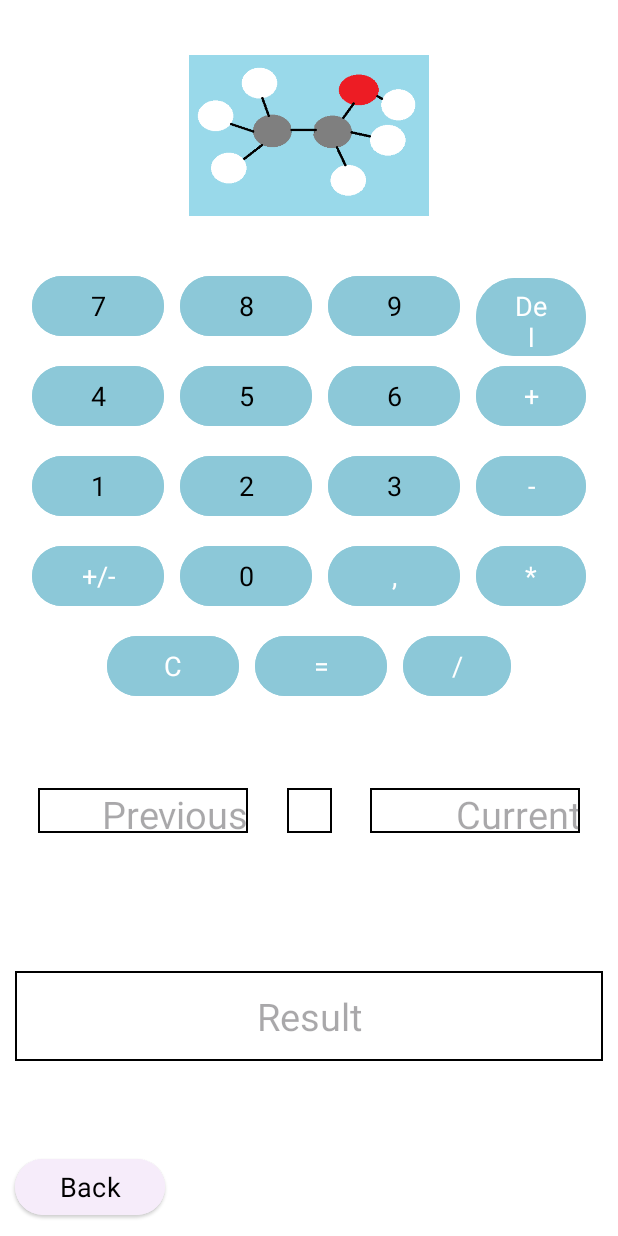
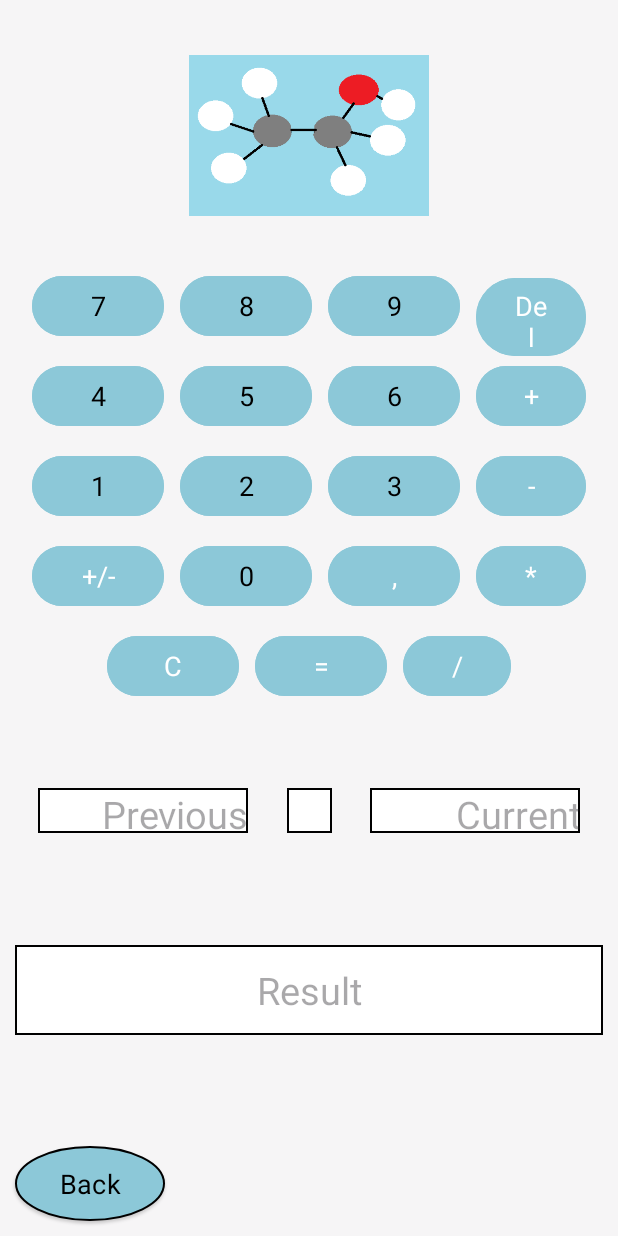
Before and after one commit to Lukaskeyn/ChemistryAssistant, an Android app: the NormalMode screen opened directly, with no data from a screen before it, on a phone screen of 412 x 824 dp. Run offline under Robolectric (Android 15) with nearby library versions, the phone set to English and light mode, and no system bars; Roboto replaces fonts that are not available here.

Commit message:
add night theme

```diff
--- /dev/null
+++ b/app/src/main/res/drawable/borderoval.xml
@@ -0,0 +1,5 @@
+<?xml version="1.0" encoding="utf-8"?>
+<shape xmlns:android="http://schemas.android.com/apk/res/android" android:shape="oval" >
+    <solid android:color="@color/button_theme_color" />
+    <stroke android:width="1dp" android:color="@color/black"/>
+</shape>
--- a/app/src/main/res/layout/normal_mode_page.xml
+++ b/app/src/main/res/layout/normal_mode_page.xml
@@ -4,7 +4,7 @@
     xmlns:tools="http://schemas.android.com/tools"
     android:layout_width="match_parent"
     android:layout_height="match_parent"
-    android:background="@color/white">
+    android:background="@color/day_night_background">
 
 
     <LinearLayout
@@ -312,14 +312,15 @@
         android:layout_width="0dp"
         android:layout_height="60dp"
         android:layout_marginStart="10dp"
-        android:layout_marginTop="50dp"
+        android:layout_marginTop="25dp"
         android:layout_marginEnd="10dp"
-        android:layout_marginBottom="20dp"
+        android:layout_marginBottom="25dp"
         android:background="@drawable/border"
         android:fontFamily="@font/basic"
         android:gravity="center"
         android:hint="@string/result_hint"
         android:textAlignment="center"
+        android:textColor="@color/black"
         android:textSize="25sp"
         app:layout_constraintBottom_toTopOf="@+id/BackPageNButton"
         app:layout_constraintEnd_toEndOf="parent"
@@ -331,14 +332,18 @@
         android:id="@+id/BackPageNButton"
         style="@style/Widget.Material3.Button.ElevatedButton"
         android:layout_width="100dp"
-        android:layout_height="45dp"
+        android:layout_height="50dp"
         android:layout_marginStart="10dp"
         android:layout_marginBottom="10dp"
+        android:background="@drawable/borderoval"
         android:backgroundTint="@color/purple_extraLight"
+        android:ellipsize="none"
         android:fontFamily="@font/new_rocker"
         android:text="@string/back_on_the_previous_page"
         android:textColor="@color/black"
         android:textSize="18sp"
+        app:backgroundTint="@android:color/black"
+        app:backgroundTintMode="screen"
         app:layout_constraintBottom_toBottomOf="parent"
         app:layout_constraintStart_toStartOf="parent" />
 
@@ -364,6 +369,7 @@
         android:background="@drawable/border"
         android:fontFamily="@font/basic"
         android:gravity="center"
+        android:textColor="@color/black"
         android:textSize="25sp"
         android:verticalScrollbarPosition="defaultPosition"
         app:layout_constraintEnd_toStartOf="@+id/current"
@@ -381,6 +387,7 @@
         android:fontFamily="@font/basic"
         android:hint="@string/prevNumber"
         android:textAlignment="textEnd"
+        android:textColor="@color/black"
         android:textSize="25sp"
         app:layout_constraintEnd_toStartOf="@+id/operationsView"
         app:layout_constraintStart_toStartOf="parent"
@@ -397,6 +404,7 @@
         android:fontFamily="@font/basic"
         android:hint="@string/CurrentNumber"
         android:textAlignment="textEnd"
+        android:textColor="@color/black"
         android:textSize="25sp"
         app:layout_constraintEnd_toEndOf="parent"
         app:layout_constraintStart_toEndOf="@+id/operationsView"
--- a/app/src/main/res/layout/start_page.xml
+++ b/app/src/main/res/layout/start_page.xml
@@ -57,6 +57,7 @@
         android:fontFamily="@font/new_rocker"
         android:rotation="-25"
         android:text="@string/normal_mode_button"
+        android:textColor="@color/black"
         android:textSize="18sp"
         app:layout_constraintBottom_toBottomOf="@+id/imageButtonNormalMode"
         app:layout_constraintEnd_toEndOf="@+id/imageButtonNormalMode"
@@ -72,6 +73,7 @@
         android:fontFamily="@font/new_rocker"
         android:rotation="25"
         android:text="@string/chemistry_mode_button"
+        android:textColor="@color/black"
         android:textSize="18sp"
         app:layout_constraintBottom_toBottomOf="@+id/imageButtonChemistryMode"
         app:layout_constraintEnd_toEndOf="@+id/imageButtonChemistryMode"
@@ -142,6 +144,7 @@
         android:layout_marginTop="30dp"
         android:fontFamily="@font/lovers_quarrel"
         android:text="@string/author"
+        android:textColor="@color/black"
         android:textSize="20sp"
         app:layout_constraintEnd_toEndOf="@+id/pinkPuddle"
         app:layout_constraintStart_toStartOf="@+id/pinkPuddle"
--- /dev/null
+++ b/app/src/main/res/values-night/colors.xml
@@ -0,0 +1,13 @@
+<?xml version="1.0" encoding="utf-8"?>
+<resources>
+    <color name="black">#FF000000</color>
+    <color name="white">#FFFFFFFF</color>
+    <color name="start_page_back">#8E6AF3</color>
+    <color name="select_mode_back">#DEECEB</color>
+    <color name="ButtonNormalMode">#26A69A</color>
+    <color name="button_theme_color">#A5A1A1</color>
+    <color name="extra_Light">#8CC8D8</color>
+    <color name="yellow_extraLight">#F7FDDD</color>
+    <color name="day_night_background">#8E6AF3</color>
+    <color name="purple_extraLight">#F6F5F6</color>
+</resources>
--- /dev/null
+++ b/app/src/main/res/values-night/strings.xml
@@ -0,0 +1,34 @@
+<resources>
+    <string name="app_name">ChemistryAssistant</string>
+    <string name="action_settings">Settings</string>
+    <string name="normal_mode_button">Casual</string>
+    <string name="chemistry_mode_button">Chemistry</string>
+    <string name="periodic_table_button">Periodic table</string>
+    <string name="solubility_table_button">Solubility table</string>
+    <string name="history_button">History</string>
+    <string name="select_mode_text">Select mode</string>
+    <string name="result_hint">Result</string>
+    <string name="number_0">0</string>
+    <string name="number_1">1</string>
+    <string name="number_2">2</string>
+    <string name="number_3">3</string>
+    <string name="number_4">4</string>
+    <string name="number_5">5</string>
+    <string name="number_6">6</string>
+    <string name="number_7">7</string>
+    <string name="number_8">8</string>
+    <string name="number_9">9</string>
+    <string name="plus">+</string>
+    <string name="minus">-</string>
+    <string name="multiply">*</string>
+    <string name="divide">/</string>
+    <string name="backspace">Del</string>
+    <string name="clear">С</string>
+    <string name="decimal">,</string>
+    <string name="equal">=</string>
+    <string name="pos_neg">+/-</string>
+    <string name="back_on_the_previous_page">Back</string>
+    <string name="author">developed by Lukaskeyn</string>
+    <string name="prevNumber">Previous value</string>
+    <string name="CurrentNumber">Current value</string>
+</resources>
--- a/app/src/main/res/values-night/themes.xml
+++ b/app/src/main/res/values-night/themes.xml
@@ -2,6 +2,7 @@
     <!-- Base application theme. -->
     <style name="Base.Theme.ChemistryAssistant" parent="Theme.Material3.DayNight.NoActionBar">
         <!-- Customize your dark theme here. -->
-        <!-- <item name="colorPrimary">@color/my_dark_primary</item> -->
+        <item name="colorPrimary">@color/black</item>
+        <item name="android:textColorPrimary">@color/white</item><!-- <item name="colorPrimary">@color/my_dark_primary</item> -->
     </style>
 </resources>
--- a/app/src/main/res/values/colors.xml
+++ b/app/src/main/res/values/colors.xml
@@ -4,9 +4,10 @@
     <color name="white">#FFFFFFFF</color>
     <color name="start_page_back">#92EAD8</color>
     <color name="select_mode_back">#DEECEB</color>
-    <color name="ButtonNormalMode">#26A69A</color>
-    <color name="pink_light">#DAA8A8</color>
+    <color name="ButtonNormalMode">#15AFC3</color>
+    <color name="button_theme_color">#8CC8D8</color>
     <color name="extra_Light">#8CC8D8</color>
     <color name="yellow_extraLight">#F7FDDD</color>
-    <color name="purple_extraLight">#F6ECFA</color>
+    <color name="day_night_background">#F6F5F6</color>
+    <color name="purple_extraLight">#F6F5F6</color>
 </resources>
--- a/app/src/main/res/values/themes.xml
+++ b/app/src/main/res/values/themes.xml
@@ -4,7 +4,7 @@
         <!-- Customize your light theme here. -->
         <!-- <item name="colorPrimary">@color/my_light_primary</item> -->
 
-        <item name="colorPrimary">@color/extra_Light</item>
+        <item name="colorPrimary">@color/button_theme_color</item>
     </style>
 
     <style name="Theme.ChemistryAssistant" parent="Base.Theme.ChemistryAssistant" />
```
Also changed, not shown: 26 other files.
